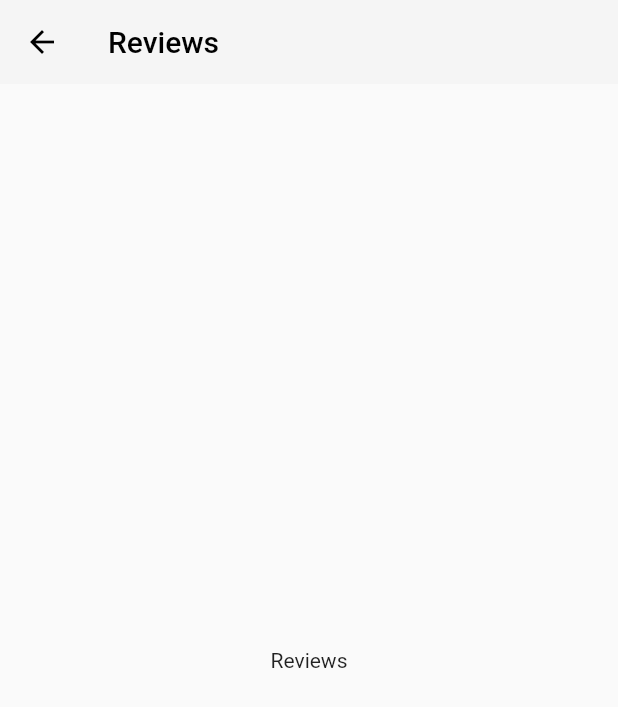
After one commit to casfian/pbahelloworld, a Flutter app: the Reviews screen opened directly, on a phone screen of 412 x 824 dp. The commit adds this screen. Shown: the top 707 px of the screen. Run offline on Flutter 3.47's test engine with Material 2 defaults, Android fonts, the phone set to English and light mode, and no system bars.

Commit message:
add reviews

```diff
--- a/lib/home.dart
+++ b/lib/home.dart
@@ -1,6 +1,7 @@
 import 'package:flutter/material.dart';
 import 'package:helloworld/screens/burgers.dart';
 import 'package:helloworld/screens/pizza.dart';
+import 'package:helloworld/screens/reviews.dart';
 import 'package:helloworld/widgets/row1_widget.dart';
 import 'package:helloworld/widgets/row2_widget.dart';
 import 'package:helloworld/widgets/row3_widget.dart';
@@ -56,6 +57,14 @@ class Home extends StatelessWidget {
                 onTap: () {
                   Navigator.push(context,
                       MaterialPageRoute(builder: (context) => Burgers()));
+                },
+              ),
+              ListTile(
+                leading: const Icon(Icons.list, size: 32, color: Colors.orange,),
+                title: const Text('Reviews'),
+                onTap: () {
+                  Navigator.push(context,
+                      MaterialPageRoute(builder: (context) => Reviews()));
                 },
               ),
             ],
--- /dev/null
+++ b/lib/screens/reviews.dart
@@ -0,0 +1,27 @@
+import 'package:flutter/material.dart';
+
+class Reviews extends StatelessWidget {
+  const Reviews({Key? key}) : super(key: key);
+
+
+  @override
+  Widget build(BuildContext context) {
+    return Scaffold(
+        appBar: AppBar(
+          iconTheme: const IconThemeData(color: Colors.black),
+        title: const Text(
+          'Reviews',
+          style: TextStyle(color: Colors.black),
+        ),
+        backgroundColor: const Color.fromRGBO(245, 245, 245, 1.0),
+        elevation: 0,
+        ),
+        body: Center(
+          child: Container(
+            child: const Text('Reviews'),
+          ),
+
+      ),
+    );
+  }
+}
```
